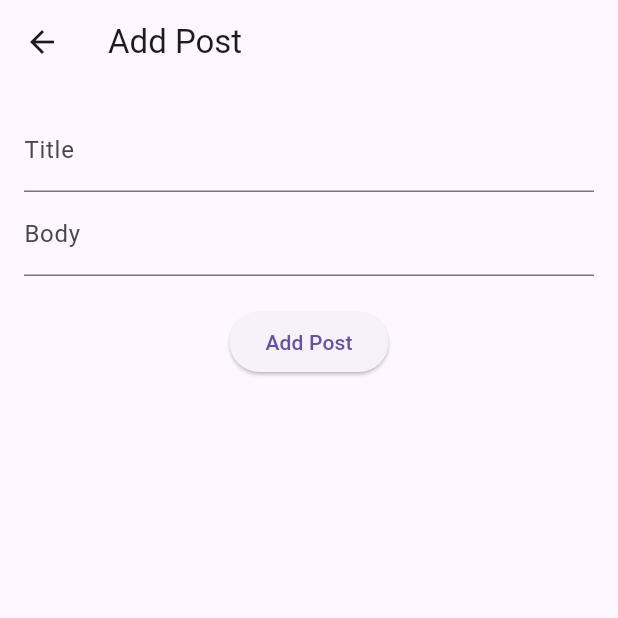
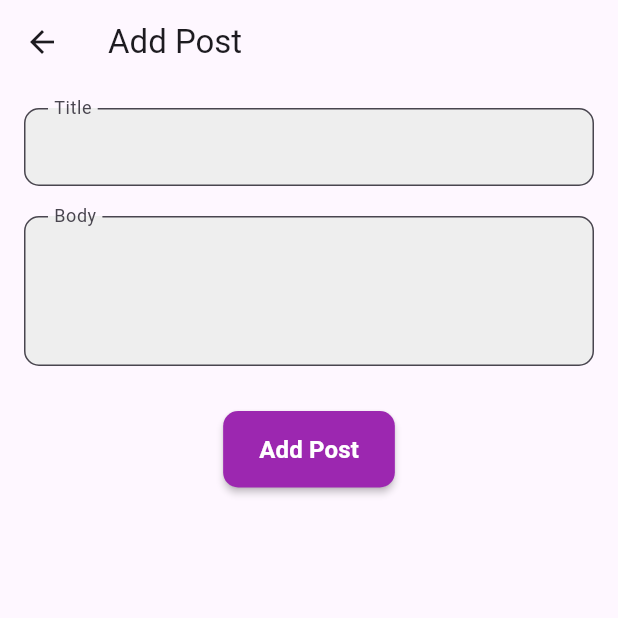
Before and after one commit to 29Niro/flutter_provider_app, a Flutter app: the screen it shows after launch, after a tap on the "add" icon, on a phone screen of 412 x 824 dp, the top half of it. Run offline on Flutter 3.47's test engine with Material 3 defaults, Android fonts, the phone set to English and light mode, and no system bars; our stand-ins replace dio; network calls fail.

Commit message:
update UI

```diff
--- /dev/null
+++ b/devtools_options.yaml
@@ -0,0 +1,3 @@
+description: This file stores settings for Dart & Flutter DevTools.
+documentation: https://docs.flutter.dev/tools/devtools/extensions#configure-extension-enablement-states
+extensions:
--- a/lib/screens/add_post_screen.dart
+++ b/lib/screens/add_post_screen.dart
@@ -14,20 +14,46 @@ class AddPostScreen extends StatelessWidget {
     final postProvider = Provider.of<PostProvider>(context, listen: false);
 
     return Scaffold(
-      appBar: AppBar(title: Text("Add Post")),
+      appBar: AppBar(
+        title: Text("Add Post"),
+        elevation: 0,
+      ),
       body: Padding(
-        padding: EdgeInsets.all(16.0),
+        padding: const EdgeInsets.all(16.0),
         child: Column(
           children: [
             TextField(
               controller: titleController,
-              decoration: InputDecoration(labelText: "Title"),
+              decoration: InputDecoration(
+                labelText: "Title",
+                floatingLabelBehavior: FloatingLabelBehavior.always,
+                border: OutlineInputBorder(
+                  borderRadius: BorderRadius.circular(10),
+                ),
+                filled: true,
+                fillColor: Colors.grey[200],
+                contentPadding:
+                    EdgeInsets.symmetric(horizontal: 16, vertical: 14),
+              ),
             ),
+            SizedBox(height: 20),
             TextField(
               controller: bodyController,
-              decoration: InputDecoration(labelText: "Body"),
+              maxLines: 3,
+              decoration: InputDecoration(
+                labelText: "Body",
+                floatingLabelBehavior:
+                    FloatingLabelBehavior.always,
+                border: OutlineInputBorder(
+                  borderRadius: BorderRadius.circular(10),
+                ),
+                filled: true,
+                fillColor: Colors.grey[200],
+                contentPadding: EdgeInsets.symmetric(
+                    horizontal: 16, vertical: 14),
+              ),
             ),
-            SizedBox(height: 20),
+            SizedBox(height: 30),
             ElevatedButton(
               onPressed: () async {
                 final title = titleController.text.trim();
@@ -65,7 +91,20 @@ class AddPostScreen extends StatelessWidget {
                   );
                 }
               },
-              child: Text("Add Post"),
+              style: ElevatedButton.styleFrom(
+                backgroundColor: Colors.purple,
+                foregroundColor: Colors.white,
+                padding: EdgeInsets.symmetric(
+                    horizontal: 24, vertical: 14),
+                shape: RoundedRectangleBorder(
+                  borderRadius: BorderRadius.circular(10),
+                ),
+                elevation: 2,
+              ),
+              child: Text(
+                "Add Post",
+                style: TextStyle(fontSize: 16, fontWeight: FontWeight.bold),
+              ),
             ),
           ],
         ),
--- a/lib/screens/home_screen.dart
+++ b/lib/screens/home_screen.dart
@@ -57,7 +57,13 @@ class _HomeScreenState extends State<HomeScreen> {
   @override
   Widget build(BuildContext context) {
     return Scaffold(
-      appBar: AppBar(title: Text("Flutter Provider App")),
+      appBar: AppBar(
+        title: Text(
+          "Flutter Provider App",
+          style: TextStyle(color: Colors.white),
+        ),
+        backgroundColor: Colors.purple,
+      ),
       body: Consumer<PostProvider>(
         builder: (context, postProvider, child) {
           if (postProvider.isLoading) {
```
Also changed, not shown: lib/screens/edit_post_screen.dart (+33 -2 lines), lib/widgets/post_card.dart (+52 -13 lines).
